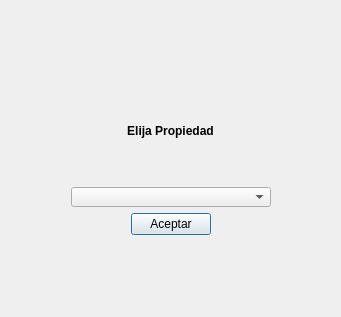
The window that templates/dlgBuscarProp.ui (AmarinoLama/desarrolloInterfaces_Proyecto) describes before a commit, drawn with Qt 5.
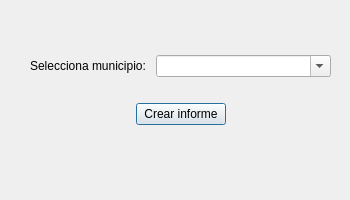
The same window after the commit.

Commit message: feat(): programar la nueva ventana para que te autocomplete

Patch:
```diff
--- a/templates/dlgBuscarProp.ui
+++ b/templates/dlgBuscarProp.ui
@@ -6,151 +6,77 @@
    <rect>
     <x>0</x>
     <y>0</y>
-    <width>341</width>
-    <height>317</height>
+    <width>350</width>
+    <height>200</height>
    </rect>
   </property>
   <property name="windowTitle">
    <string>Dialog</string>
   </property>
-  <layout class="QGridLayout" name="gridLayout_2">
-   <item row="0" column="0">
+  <widget class="QWidget" name="layoutWidget">
+   <property name="geometry">
+    <rect>
+     <x>30</x>
+     <y>40</y>
+     <width>301</width>
+     <height>101</height>
+    </rect>
+   </property>
     <layout class="QVBoxLayout" name="verticalLayout">
      <item>
-      <layout class="QHBoxLayout" name="horizontalLayout_4">
-       <item>
-        <spacer name="horizontalSpacer_3">
-         <property name="orientation">
-          <enum>Qt::Horizontal</enum>
-         </property>
-         <property name="sizeHint" stdset="0">
-          <size>
-           <width>40</width>
-           <height>20</height>
-          </size>
-         </property>
-        </spacer>
-       </item>
+     <layout class="QHBoxLayout" name="horizontalLayout">
        <item>
         <widget class="QLabel" name="label">
          <property name="minimumSize">
           <size>
+          <width>120</width>
+          <height>0</height>
+         </size>
+        </property>
+        <property name="maximumSize">
+         <size>
+          <width>120</width>
+          <height>16777215</height>
+         </size>
+        </property>
+        <property name="text">
+         <string>Selecciona municipio:</string>
+        </property>
+       </widget>
+      </item>
+      <item>
+       <widget class="QComboBox" name="cmbInformeMuniProp">
+        <property name="minimumSize">
+         <size>
+          <width>150</width>
+          <height>0</height>
+         </size>
+        </property>
+        <property name="editable">
+         <bool>true</bool>
+        </property>
+       </widget>
+      </item>
+     </layout>
+    </item>
+    <item>
+     <spacer name="verticalSpacer">
+      <property name="orientation">
+       <enum>Qt::Vertical</enum>
+      </property>
+      <property name="sizeType">
+       <enum>QSizePolicy::Fixed</enum>
+      </property>
+      <property name="sizeHint" stdset="0">
+       <size>
            <width>0</width>
-           <height>100</height>
-          </size>
-         </property>
-         <property name="maximumSize">
-          <size>
-           <width>100</width>
-           <height>100</height>
-          </size>
-         </property>
-         <property name="font">
-          <font>
-           <weight>75</weight>
-           <bold>true</bold>
-          </font>
-         </property>
-         <property name="text">
-          <string>Elija Propiedad</string>
-         </property>
-         <property name="alignment">
-          <set>Qt::AlignCenter</set>
-         </property>
-        </widget>
-       </item>
-       <item>
-        <spacer name="horizontalSpacer_4">
-         <property name="orientation">
-          <enum>Qt::Horizontal</enum>
-         </property>
-         <property name="sizeHint" stdset="0">
-          <size>
-           <width>40</width>
-           <height>20</height>
-          </size>
-         </property>
-        </spacer>
-       </item>
-      </layout>
-     </item>
-     <item>
-      <layout class="QHBoxLayout" name="horizontalLayout_3">
-       <item>
-        <spacer name="horizontalSpacer_5">
-         <property name="orientation">
-          <enum>Qt::Horizontal</enum>
-         </property>
-         <property name="sizeHint" stdset="0">
-          <size>
-           <width>40</width>
-           <height>20</height>
-          </size>
-         </property>
-        </spacer>
-       </item>
-       <item>
-        <widget class="QComboBox" name="cmbPropiedad">
-         <property name="minimumSize">
-          <size>
-           <width>200</width>
-           <height>0</height>
-          </size>
-         </property>
-         <property name="maximumSize">
-          <size>
-           <width>200</width>
-           <height>20</height>
-          </size>
-         </property>
-        </widget>
-       </item>
-       <item>
-        <spacer name="horizontalSpacer_6">
-         <property name="orientation">
-          <enum>Qt::Horizontal</enum>
-         </property>
-         <property name="sizeHint" stdset="0">
-          <size>
-           <width>40</width>
-           <height>20</height>
-          </size>
-         </property>
-        </spacer>
-       </item>
-      </layout>
+        <height>5</height>
+       </size>
+      </property>
+     </spacer>
      </item>
      <item>
       <layout class="QHBoxLayout" name="horizontalLayout_2">
-       <item>
-        <spacer name="horizontalSpacer">
-         <property name="orientation">
-          <enum>Qt::Horizontal</enum>
-         </property>
-         <property name="sizeHint" stdset="0">
-          <size>
-           <width>40</width>
-           <height>20</height>
-          </size>
-         </property>
-        </spacer>
-       </item>
-       <item>
-        <widget class="QPushButton" name="btnBuscarProp">
-         <property name="maximumSize">
-          <size>
-           <width>100</width>
-           <height>16777215</height>
-          </size>
-         </property>
-         <property name="layoutDirection">
-          <enum>Qt::LeftToRight</enum>
-         </property>
-         <property name="text">
-          <string>Aceptar</string>
-         </property>
-        </widget>
-       </item>
        <item>
         <spacer name="horizontalSpacer_2">
          <property name="orientation">
@@ -164,11 +90,36 @@
          </property>
         </spacer>
        </item>
-      </layout>
-     </item>
+      <item>
+       <widget class="QPushButton" name="btnInformeProp">
+        <property name="minimumSize">
+         <size>
+          <width>90</width>
+          <height>0</height>
+         </size>
+        </property>
+        <property name="text">
+         <string>Crear informe</string>
+        </property>
+       </widget>
+      </item>
+      <item>
+       <spacer name="horizontalSpacer">
+        <property name="orientation">
+         <enum>Qt::Horizontal</enum>
+        </property>
+        <property name="sizeHint" stdset="0">
+         <size>
+          <width>40</width>
+          <height>20</height>
+         </size>
+        </property>
+       </spacer>
+      </item>
     </layout>
    </item>
   </layout>
+  </widget>
  </widget>
  <resources/>
  <connections/>
```
Left out of the diff: 6 changed lines with no effect on the pictures. Lines whose indentation alone changed are shown as unchanged. The commit also changes 7 other files.
